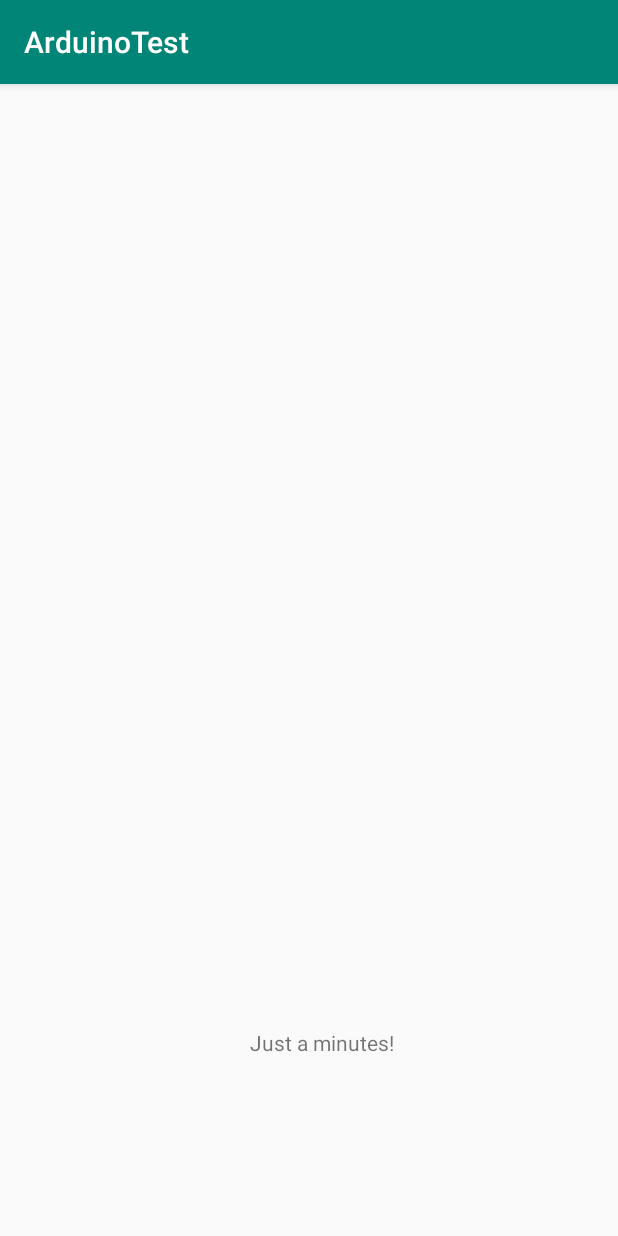
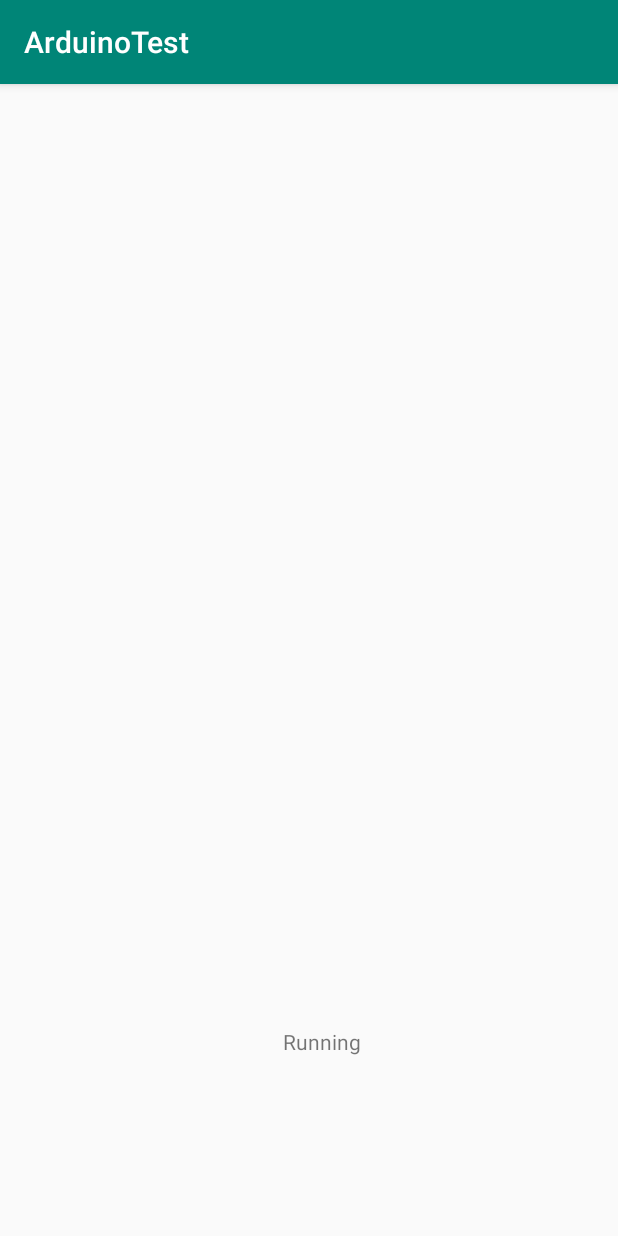
Before and after one commit to T-River/ArduinoTest, an Android app: the screen it shows after launch (MainActivity), on a phone screen of 412 x 824 dp. Run offline under Robolectric (Android 15) with nearby library versions, the phone set to English and light mode, and no system bars; libraries missing offline, so code that uses them is left out: com.hoho.android; 4 statements that could not run were skipped.

Commit message:
MainActivity

```diff
--- a/ArduinoTest/app/src/main/java/com/example/arduinotest/MainActivity.java
+++ b/ArduinoTest/app/src/main/java/com/example/arduinotest/MainActivity.java
@@ -26,8 +26,9 @@ public class MainActivity extends AppCompatActivity {
 
         //TextViewの設定
         TextView StartingMessage  = findViewById(R.id.Run);
+        TextView data = findViewById(R.id.arduino);
 
-        StartingMessage.setText(R.string.text);
+        StartingMessage.setText(R.string.running);
 
         //つながってるものから使える全部のデバイス見つける
         UsbManager manager = (UsbManager) getSystemService(Context.USB_SERVICE);
@@ -45,10 +46,14 @@ public class MainActivity extends AppCompatActivity {
 
         UsbSerialPort port = driver.getPorts().get(0);
         try {
-
             port.open(connection);
             port.setParameters(9600, 8, UsbSerialPort.STOPBITS_1, UsbSerialPort.PARITY_NONE);
 
+            byte buffer[] = new byte[10000]; //受信データ格納
+            int num = port.read(buffer,buffer.length);
+            Log.d(TAG, "Read " + num + " bytes.");
+            String readMsg = new String(buffer,0,num);
+            data.setText(readMsg);
         } catch (IOException e) {
 
         }finally{
--- a/ArduinoTest/app/src/main/res/layout/activity_main.xml
+++ b/ArduinoTest/app/src/main/res/layout/activity_main.xml
@@ -8,11 +8,11 @@
 
     <TextView
         android:id="@+id/arduino"
-        android:layout_width="wrap_content"
-        android:layout_height="wrap_content"
-        android:layout_marginStart="151dp"
+        android:layout_width="0dp"
+        android:layout_height="16dp"
+        android:layout_marginStart="100dp"
         android:layout_marginTop="311dp"
-        android:layout_marginEnd="151dp"
+        android:layout_marginEnd="100dp"
         android:layout_marginBottom="310dp"
         app:layout_constraintBottom_toBottomOf="parent"
         app:layout_constraintEnd_toEndOf="parent"
--- a/ArduinoTest/app/src/main/res/values/strings.xml
+++ b/ArduinoTest/app/src/main/res/values/strings.xml
@@ -1,6 +1,5 @@
 <resources>
     <string name="app_name">ArduinoTest</string>
-    <string name="data">TextView</string>
     <string name="running">Running</string>
     <string name="text">Just a minutes!</string>>
 </resources>
```
